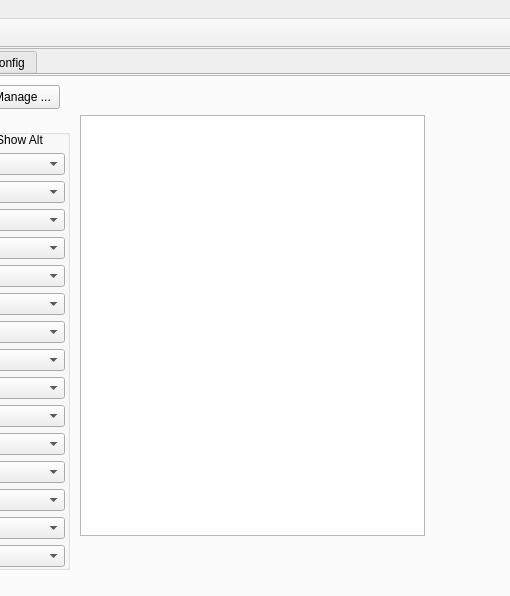
Above: Assets/PoB_Main_Window.ui from PathOfBuildingCommunity/PathOfBuilding-Python before the change; both pictures show x 535 to 1045 and y 0 to 596 of the 1220 by 804 pixel window. Below: the same form after it.
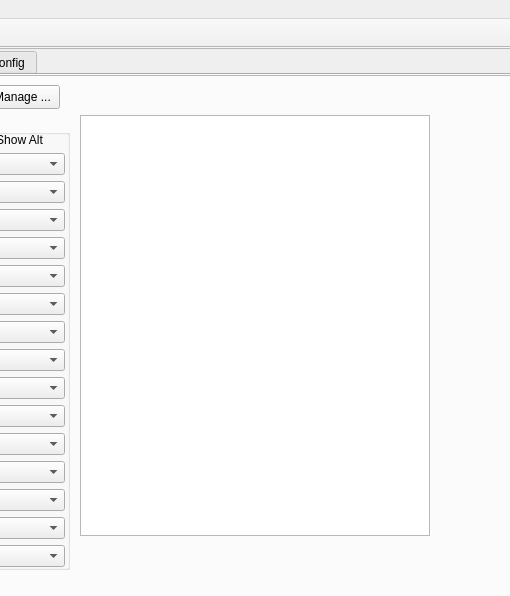
That is the form after the change. Icons and pictures are not drawn.

Commit message: HTMLDelegate working. Colours and horizontal scrollbar working in ItemsUI

```diff
--- a/Assets/PoB_Main_Window.ui
+++ b/Assets/PoB_Main_Window.ui
@@ -1637,7 +1637,7 @@
                  <rect>
                   <x>365</x>
                   <y>40</y>
-                  <width>345</width>
+                  <width>350</width>
                   <height>421</height>
                  </rect>
                 </property>
@@ -1647,6 +1647,12 @@
                 <property name="styleSheet">
                  <string notr="true">QListWidget::item:selected{background:#2c3e50;}</string>
                 </property>
+                <property name="horizontalScrollBarPolicy">
+                 <enum>Qt::ScrollBarAsNeeded</enum>
+                </property>
+                <property name="sizeAdjustPolicy">
+                 <enum>QAbstractScrollArea::AdjustToContents</enum>
+                </property>
                 <property name="editTriggers">
                  <set>QAbstractItemView::DoubleClicked</set>
                 </property>
@@ -1666,7 +1672,7 @@
                  <enum>QAbstractItemView::ScrollPerPixel</enum>
                 </property>
                 <property name="spacing">
-                 <number>1</number>
+                 <number>0</number>
                 </property>
                 <property name="uniformItemSizes">
                  <bool>true</bool>
```
Left out of the diff: 11 changed lines with no effect on the pictures. The commit also changes 5 other files.
